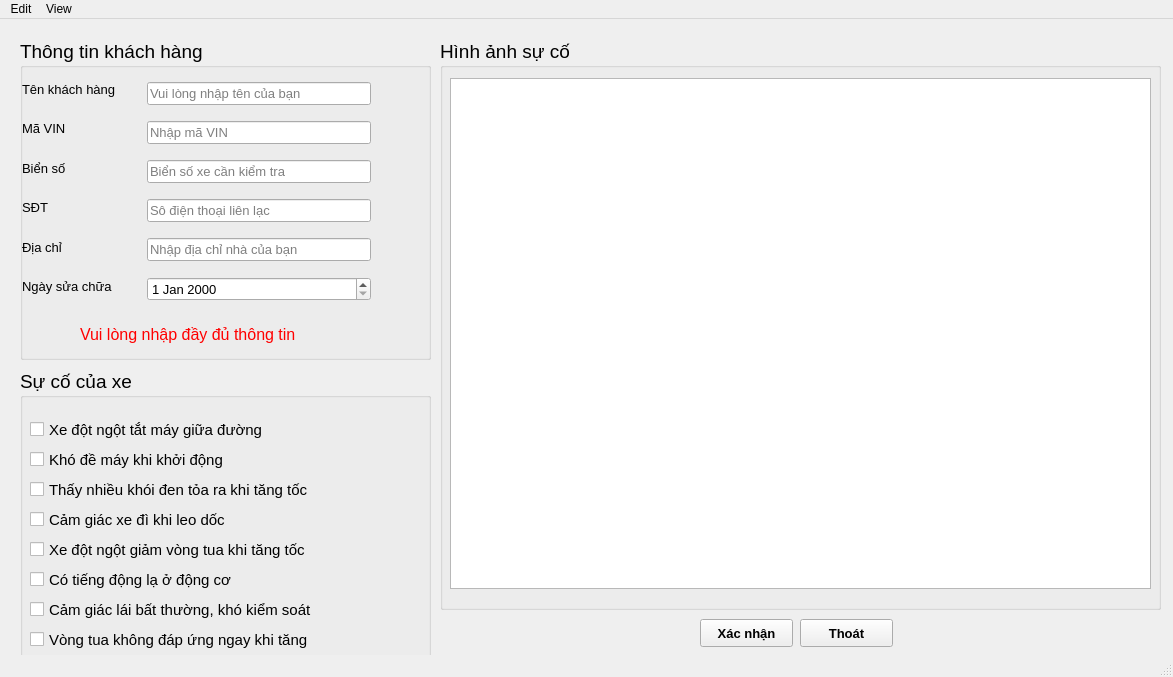
Old version of the form GUI/GUIinput.ui in the repository Vuchauduytung/LuanVan.
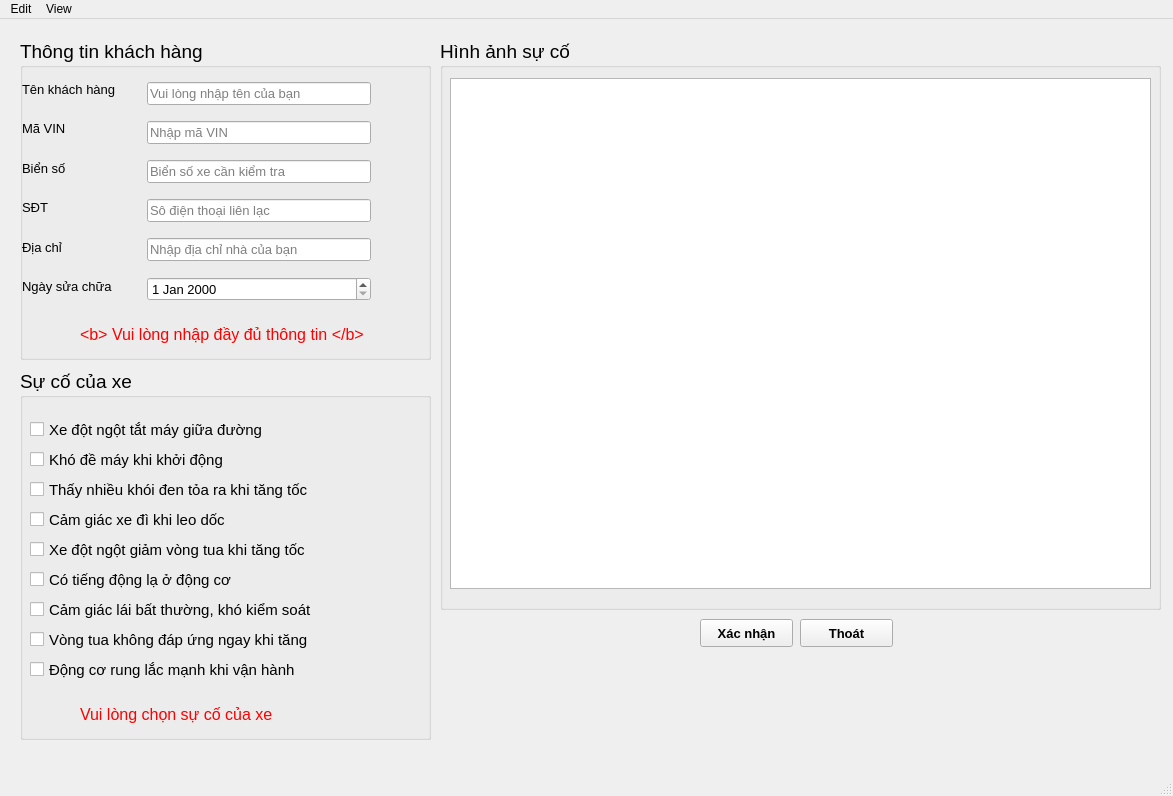
New version of the form.

The edit to the form file:
```diff
--- a/GUI/GUIinput.ui
+++ b/GUI/GUIinput.ui
@@ -7,7 +7,7 @@
     <x>0</x>
     <y>0</y>
     <width>1173</width>
-    <height>677</height>
+    <height>796</height>
    </rect>
   </property>
   <property name="windowTitle">
@@ -105,7 +105,7 @@
       <x>20</x>
       <y>350</y>
       <width>411</width>
-      <height>321</height>
+      <height>371</height>
      </rect>
     </property>
     <property name="font">
@@ -284,6 +284,27 @@
       <string>Động cơ rung lắc mạnh khi vận hành</string>
      </property>
     </widget>
+    <widget class="QLabel" name="Label_incident_phenomena_warning">
+     <property name="geometry">
+      <rect>
+       <x>60</x>
+       <y>330</y>
+       <width>291</width>
+       <height>31</height>
+      </rect>
+     </property>
+     <property name="font">
+      <font>
+       <pointsize>12</pointsize>
+      </font>
+     </property>
+     <property name="text">
+      <string>&lt;html&gt;&lt;head/&gt;&lt;body&gt;&lt;p&gt;&lt;span style=&quot; color:#ff0000;&quot;&gt;Vui lòng chọn sự cố của xe&lt;/span&gt;&lt;/p&gt;&lt;/body&gt;&lt;/html&gt;</string>
+     </property>
+     <property name="textInteractionFlags">
+      <set>Qt::NoTextInteraction</set>
+     </property>
+    </widget>
    </widget>
    <widget class="QGroupBox" name="GB_customer_information">
     <property name="geometry">
@@ -509,7 +530,7 @@
       </font>
      </property>
      <property name="text">
-      <string>&lt;html&gt;&lt;head/&gt;&lt;body&gt;&lt;p&gt;&lt;span style=&quot; color:#ff0000;&quot;&gt;Vui lòng nhập đầy đủ thông tin&lt;/span&gt;&lt;/p&gt;&lt;/body&gt;&lt;/html&gt;</string>
+      <string>&lt;html&gt;&lt;head/&gt;&lt;body&gt;&lt;p&gt;&lt;span style=&quot; color:#ff0000;&quot;&gt;&amp;lt;b&amp;gt; Vui lòng nhập đầy đủ thông tin &amp;lt;/b&amp;gt;&lt;/span&gt;&lt;/p&gt;&lt;/body&gt;&lt;/html&gt;</string>
      </property>
      <property name="textInteractionFlags">
       <set>Qt::NoTextInteraction</set>
```
Left out of the diff: 2 changed lines with no effect on the pictures.
